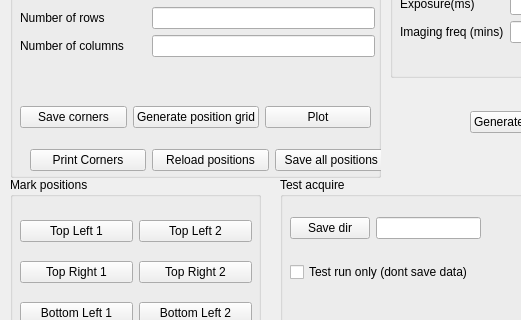
karempudi/rtclient, file rtclient/ui/qt_ui_files/positions.ui: the form before one commit; both pictures show x 0 to 521 and y 193 to 513 of the 908 by 688 pixel window.
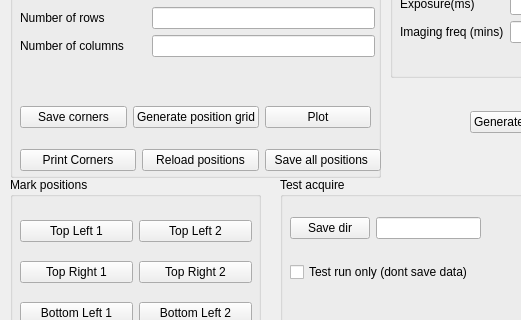
The form after the commit.

Commit message: Dummy generation for one side done

Patch:
```diff
--- a/rtclient/ui/qt_ui_files/positions.ui
+++ b/rtclient/ui/qt_ui_files/positions.ui
@@ -267,7 +267,7 @@
     <widget class="QWidget" name="horizontalLayoutWidget_4">
      <property name="geometry">
       <rect>
-       <x>20</x>
+       <x>10</x>
        <y>330</y>
        <width>361</width>
        <height>27</height>
```
Left out of the diff: 4 changed lines with no effect on the pictures. The commit also changes 1 other file.
